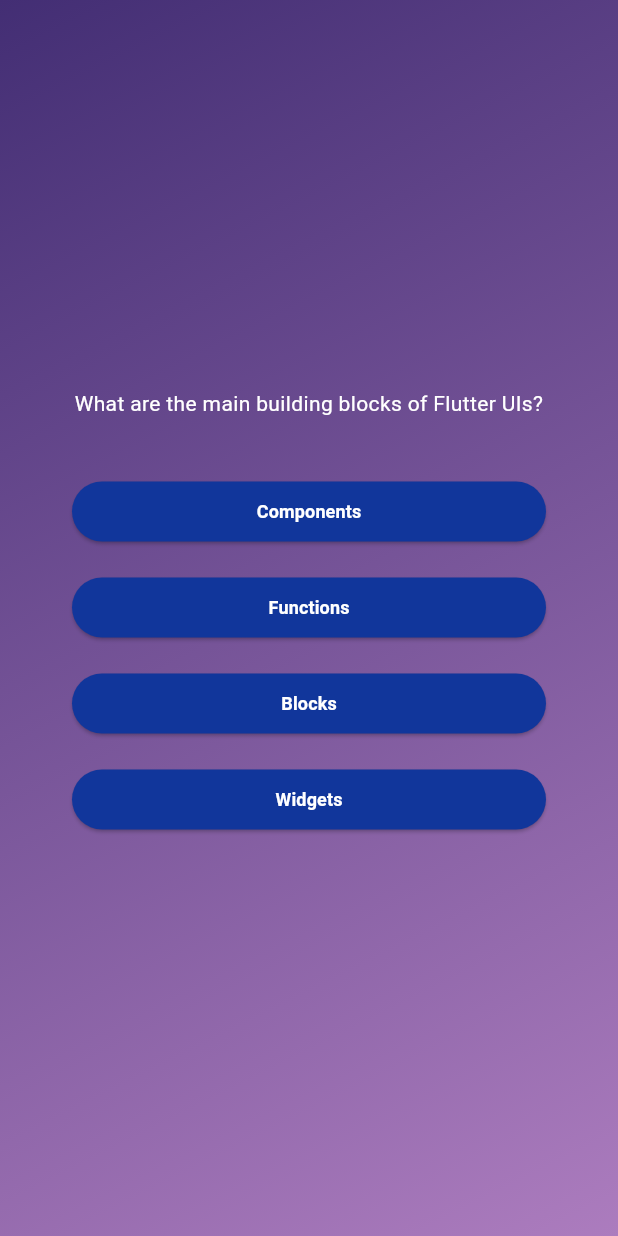
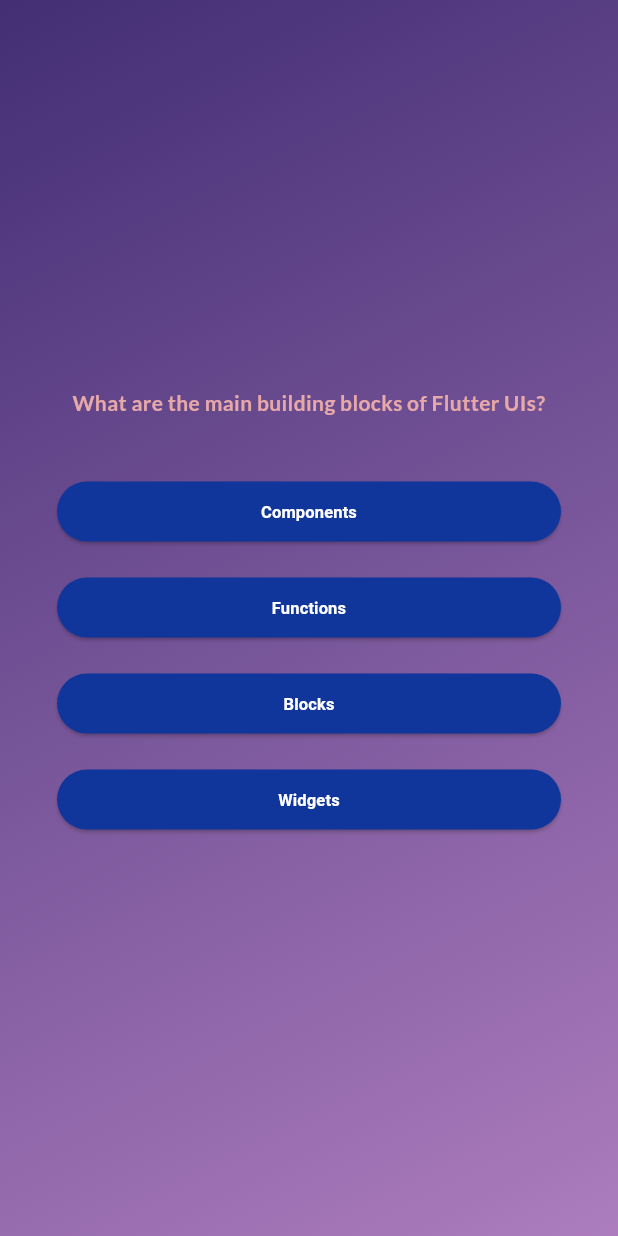
Before and after one commit to lijealso/learn-flutter-dart, a Flutter app: the screen it shows after launch, after a tap on "Start Quiz", on a phone screen of 412 x 824 dp. Run offline on Flutter 3.47's test engine with Material 3 defaults, Android fonts, the phone set to English and light mode, and no system bars; our stand-ins replace google_fonts, sensors_plus.

Commit message:
Until 77. Using Third-Party Packages & Adding Google Fonts

```diff
--- a/quizz_app/lib/answer_button.dart
+++ b/quizz_app/lib/answer_button.dart
@@ -17,18 +17,17 @@
       child: ElevatedButton(
         onPressed: onTap,
         style: ElevatedButton.styleFrom(
-          padding: const EdgeInsets.symmetric(
-            horizontal: 60,
-          ),
+          padding: const EdgeInsets.symmetric(horizontal: 60),
           backgroundColor: const Color.fromRGBO(17, 54, 155, 1),
           foregroundColor: Colors.white,
-          shape: RoundedRectangleBorder(borderRadius: BorderRadius.circular(20)),
+          shape: RoundedRectangleBorder(
+            borderRadius: BorderRadius.circular(20),
+          ),
         ),
-        child: Text(answerText,
-          style: const TextStyle(
-            fontSize: 12,
-            fontWeight: FontWeight.bold,
-          ),
+        child: Text(
+          answerText,
+          textAlign: TextAlign.center,
+          style: const TextStyle(fontSize: 11, fontWeight: FontWeight.bold),
         ),
       ),
     );
--- a/quizz_app/lib/questions_screen.dart
+++ b/quizz_app/lib/questions_screen.dart
@@ -1,6 +1,7 @@
 import 'package:flutter/material.dart';
 import 'package:quizz_app/answer_button.dart';
 import 'package:quizz_app/data/questions.dart';
+import 'package:google_fonts/google_fonts.dart';
 
 class QuestionsScreen extends StatefulWidget {
   const QuestionsScreen({super.key});
@@ -21,15 +22,19 @@
     return SizedBox(
       width: double.infinity,
       child: Container(
-        margin: const EdgeInsets.all(40),
+        margin: const EdgeInsets.all(30),
         child: Column(
           crossAxisAlignment: CrossAxisAlignment.stretch,
           mainAxisAlignment: MainAxisAlignment.center,
           children: [
             Text(
               currentQuestion.questionText,
-              style: TextStyle(color: Colors.white),
               textAlign: TextAlign.center,
+              style: GoogleFonts.lato(
+                color: const Color.fromARGB(255, 230, 168, 168),
+                fontSize: 14,
+                fontWeight: FontWeight.bold,
+              ),
             ),
             const SizedBox(height: 30),
             // map function to create a list of AnswerButton widgets
--- a/quizz_app/lib/start_screen.dart
+++ b/quizz_app/lib/start_screen.dart
@@ -1,4 +1,5 @@
 import 'package:flutter/material.dart';
+import 'package:google_fonts/google_fonts.dart';
 
 class StartScreen extends StatelessWidget {
   const StartScreen(this.startQuiz, {super.key});
@@ -26,18 +27,31 @@
           ),
           */
           const SizedBox(height: 80),
-          const Text(
+          Text(
             'Learn Flutter the fun way!',
-            style: TextStyle(fontSize: 18, color: Colors.white),
+            style: GoogleFonts.lato(
+              color: const Color.fromARGB(255, 255, 255, 255),
+              fontSize: 18,
+              fontWeight: FontWeight.bold,
+            )
           ),
           const SizedBox(height: 30),
           OutlinedButton.icon(
             onPressed: () {
               startQuiz();
             },
-            style: OutlinedButton.styleFrom(foregroundColor: Colors.white),
+            style: OutlinedButton.styleFrom(foregroundColor: Colors.white, side: const BorderSide(
+              color:  Color.fromARGB(255, 255, 255, 255),
+              width: 1,
+            )),
             icon: const Icon(Icons.start),
-            label: const Text('Start Quiz'),
+            label: Text('Start Quiz', style: GoogleFonts.lato(
+              color: const Color.fromARGB(255, 255, 255, 255),
+              fontSize: 14,
+              fontWeight: FontWeight.bold,
+            )),
+          ),
+          const SizedBox(height: 100
           ),
         ],
       ),
--- a/quizz_app/pubspec.yaml
+++ b/quizz_app/pubspec.yaml
@@ -34,6 +34,7 @@
   # The following adds the Cupertino Icons font to your application.
   # Use with the CupertinoIcons class for iOS style icons.
   cupertino_icons: ^1.0.8
+  google_fonts: ^6.2.1
 
 dev_dependencies:
   flutter_test:
```
Also changed, not shown: quizz_app/pubspec.lock, 1 other file.
